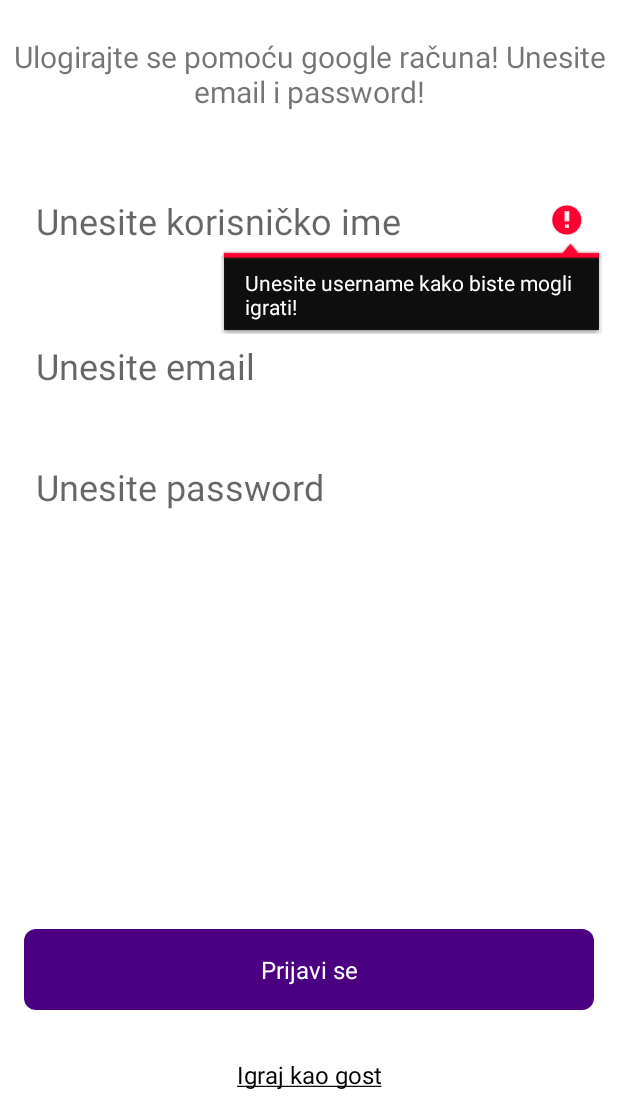
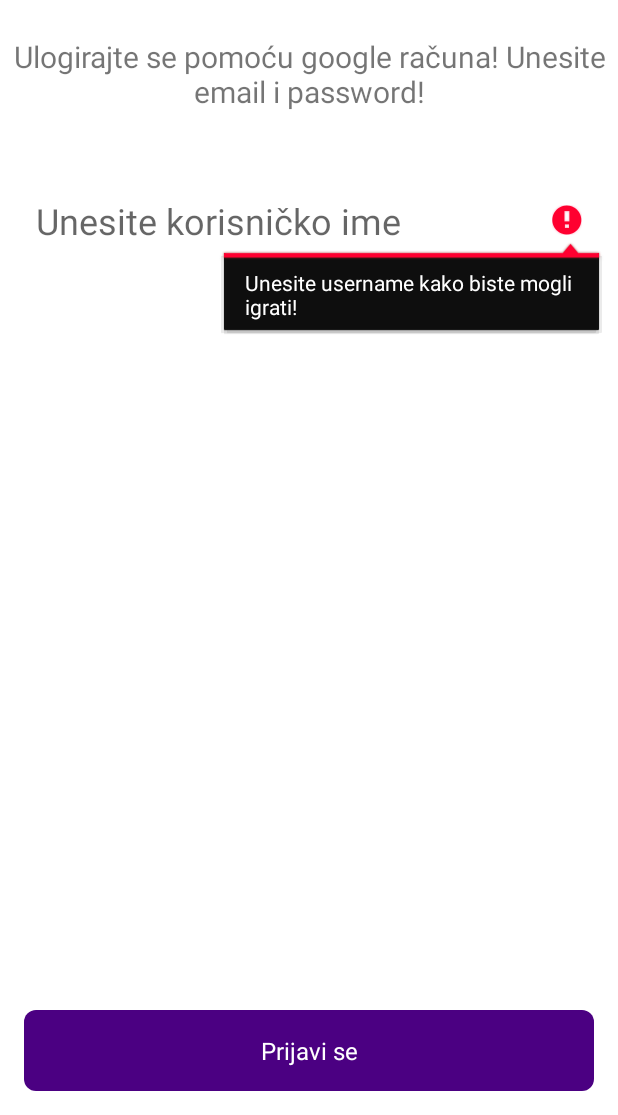
Before and after one commit to pavecicm/EduGame, an Android app: the screen it shows after launch (LoginActivity), after a tap on "Prijavi se", on a phone screen of 412 x 824 dp, the part 121-1236 px from its top. Run offline under Robolectric (Android 15) with nearby library versions, the phone set to English and light mode, and no system bars; our stand-ins replace Dagger/Hilt's generated code, Firebase (no records; nobody signed in at launch, a user with empty details on screens opened directly), RxJava, Timber; libraries missing offline, so code that uses them is left out: com.jakewharton.threetenabp; 1 statement that could not run was skipped.

Commit message:
Removed login with google account

```diff
--- a/app/src/main/kotlin/hr/fer/edugame/ui/letters/LettersPresenter.kt
+++ b/app/src/main/kotlin/hr/fer/edugame/ui/letters/LettersPresenter.kt
@@ -151,7 +151,7 @@ class LettersPresenter @Inject constructor(
                 view.hideProgress()
                 view.navigateToNextLevel(
                     points = points,
-                    ownResult = result,
+                    ownResult = if(result != EMPTY_WORD) result else "",
                     opponentResult = this.opponentResult
                 )
             }
--- a/app/src/main/kotlin/hr/fer/edugame/ui/login/LoginActivity.kt
+++ b/app/src/main/kotlin/hr/fer/edugame/ui/login/LoginActivity.kt
@@ -9,10 +9,7 @@ import hr.fer.edugame.extensions.intentFor
 import hr.fer.edugame.extensions.setThrottlingClickListener
 import hr.fer.edugame.ui.main.MainActivity
 import hr.fer.edugame.ui.shared.base.BaseActivity
-import kotlinx.android.synthetic.main.activity_login.anonymous
-import kotlinx.android.synthetic.main.activity_login.email
 import kotlinx.android.synthetic.main.activity_login.loginBtn
-import kotlinx.android.synthetic.main.activity_login.password
 import kotlinx.android.synthetic.main.activity_login.username
 import javax.inject.Inject
 
@@ -40,13 +37,6 @@ class LoginActivity : BaseActivity(), LoginView {
 
     fun initUI() {
         loginBtn.setThrottlingClickListener {
-            if (username.text.isNullOrEmpty()) {
-                username.error = getString(R.string.username_error)
-            } else {
-                presenter.loginToFirebase(this, username.text.toString(), email.text.toString(), password.text.toString())
-            }
-        }
-        anonymous.setThrottlingClickListener {
             if (username.text.isNullOrEmpty()) {
                 username.error = getString(R.string.username_error)
             } else {
--- a/app/src/main/res/layout/activity_login.xml
+++ b/app/src/main/res/layout/activity_login.xml
@@ -45,28 +45,13 @@
                 android:layout_marginTop="@dimen/spacing_6x"
                 android:hint="@string/enter_username"
                 android:inputType="text"
-            app:layout_constraintBottom_toTopOf="@id/password"
-            app:layout_constraintTop_toBottomOf="@id/appTitle"/>
-
-        <FrameLayout
-            android:layout_width="match_parent"
-            android:layout_height="wrap_content">
-
-            <EditText
-                android:id="@+id/email"
-                style="@style/EnterEditText"
-                android:layout_width="match_parent"
-                android:layout_height="wrap_content"
-                android:layout_marginTop="@dimen/spacing_6x"
-                android:hint="@string/enter_email"
-                android:inputType="textEmailAddress"
-                app:layout_constraintBottom_toTopOf="@id/password"
                 app:layout_constraintTop_toBottomOf="@id/appTitle"/>
 
         <FrameLayout
             android:id="@+id/progressLayout"
             android:layout_width="match_parent"
-                android:layout_height="match_parent"
+            android:layout_height="wrap_content"
+            android:layout_marginTop="@dimen/spacing_4x"
             android:visibility="gone"
             tools:visibility="visible">
 
@@ -76,17 +61,6 @@
                 android:layout_gravity="center"/>
         </FrameLayout>
 
-        </FrameLayout>
-
-        <EditText
-            android:id="@+id/password"
-            style="@style/EnterEditText"
-            android:layout_width="match_parent"
-            android:layout_height="wrap_content"
-            android:layout_marginTop="@dimen/spacing_4x"
-            android:hint="@string/enter_password"
-            android:inputType="textPassword"
-            app:layout_constraintTop_toBottomOf="@id/email"/>
 
         <View
             android:layout_width="match_parent"
@@ -100,12 +74,5 @@
             android:layout_height="wrap_content"
             android:text="@string/login"/>
 
-        <TextView
-            android:id="@+id/anonymous"
-            style="@style/SimpleLink"
-            android:layout_width="match_parent"
-            android:layout_height="wrap_content"
-            android:text="@string/anonymous"/>
-
     </LinearLayout>
 </ScrollView>
```
Also changed, not shown: app/src/main/kotlin/hr/fer/edugame/ui/login/LoginPresenter.kt (+0 -45 lines). Lines whose indentation alone changed are shown as unchanged.
